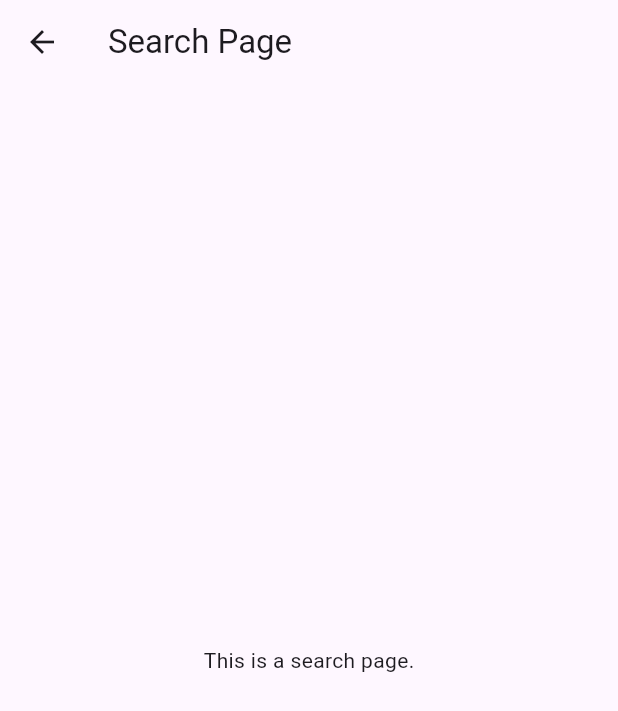
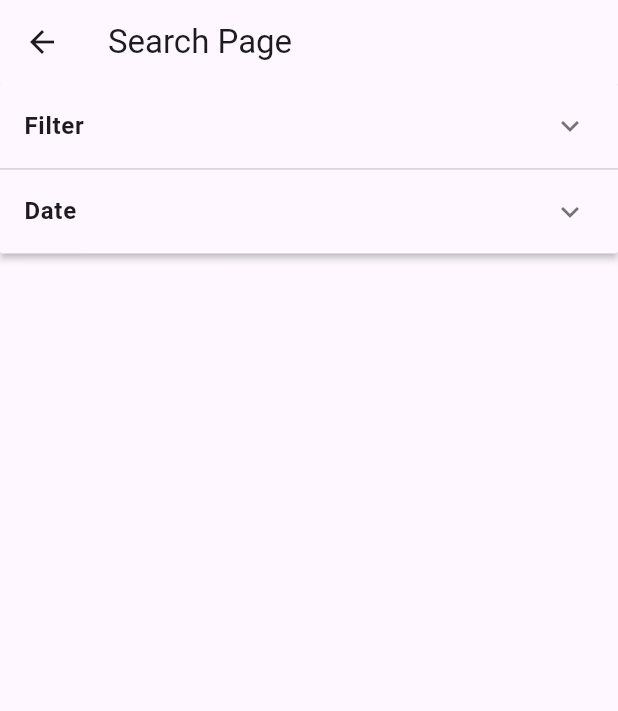
Before and after one commit to hyukjin0419/Flutter_front_page_exercise_hotel_booking_app, a Flutter app: the SearchPage screen opened by its route, on a phone screen of 412 x 824 dp. Shown: the top 711 px of the screen. Run offline on Flutter 3.47's test engine with Material 3 defaults, Android fonts, the phone set to English and light mode, and no system bars; our stand-ins replace animated_text_kit.

```diff
--- a/mdc_100_series/lib/main.dart
+++ b/mdc_100_series/lib/main.dart
@@ -1,5 +1,4 @@
 import 'package:flutter/material.dart';
 import 'app.dart';
-import 'model/product.dart';
 
 void main() => runApp(const ShrineApp());
--- a/mdc_100_series/lib/search.dart
+++ b/mdc_100_series/lib/search.dart
@@ -8,15 +8,78 @@ class SearchPage extends StatefulWidget {
 }
 
 class _SearchPageState extends State<SearchPage> {
+  List<Item> list = [
+    Item(header: "Filter", body: "select filters"),
+    Item(header: "Date", body: "select date"),
+  ];
+
   @override
   Widget build(BuildContext context) {
     return Scaffold(
-      appBar: AppBar(
-        title: Text('Search Page'),
-      ),
-      body: Center(
-        child: Text('This is a search page.'),
-      ),
+        appBar: AppBar(
+          title: Text('Search Page'),
+        ),
+        body: SingleChildScrollView(
+          child: Container(
+            child: _buildPanel(),
+          ),
+        ));
+  }
+
+  Widget _buildPanel() {
+    return ExpansionPanelList(
+      expansionCallback: (int index, bool isExpanded) {
+        setState(() {
+          list[index].isExpanded = isExpanded;
+        });
+      },
+      children: list.map<ExpansionPanel>((Item item) {
+        return ExpansionPanel(
+          headerBuilder: (BuildContext context, bool isExpanded) {
+            return ListTile(
+              title: Text(
+                item.header,
+                style: const TextStyle(fontWeight: FontWeight.bold),
+              ),
+            );
+          },
+          body: Container(
+            padding: EdgeInsets.fromLTRB(10, 0, 10, 10),
+            child: Text("여기다가 요소 넣을 꺼엠"),
+          ),
+          isExpanded: item.isExpanded,
+        );
+      }).toList(),
     );
   }
 }
+
+class Item {
+  Item({
+    required this.header,
+    this.body,
+    this.subtitle,
+    this.isExpanded = false,
+  });
+  String header;
+  String? body;
+  String? subtitle;
+  bool isExpanded;
+}
+
+List<Item> generateItems(int numberOfItems) {
+  return List<Item>.generate(numberOfItems, (int index) {
+    return Item(
+      header: 'Panel $index',
+      body: 'This is item number $index',
+    );
+  });
+}
+
+List<Item> list = [
+  Item(
+    header: "Filter",
+    subtitle: "select filters",
+  ),
+  Item(header: "Date", subtitle: "select date"),
+];
```
